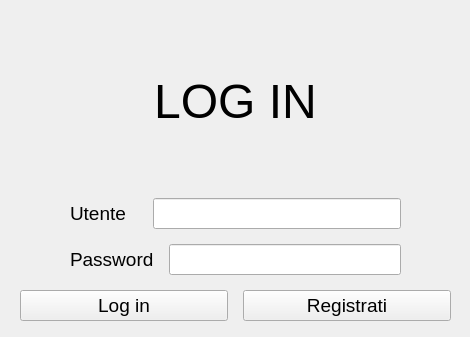
Qt form src/gestore_password/ui/ui_login.ui (fgirlanda/GP2) before a commit.
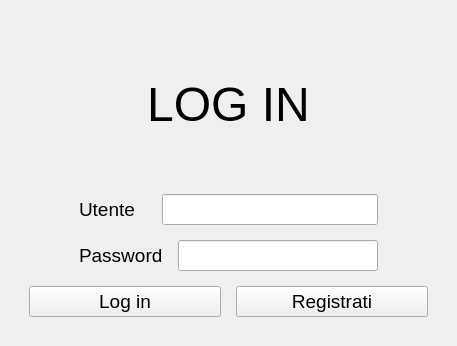
The same form after that commit.

The edit to the form file:
```diff
--- a/src/gestore_password/ui/ui_login.ui
+++ b/src/gestore_password/ui/ui_login.ui
@@ -6,8 +6,8 @@
    <rect>
     <x>0</x>
     <y>0</y>
-    <width>470</width>
-    <height>337</height>
+    <width>457</width>
+    <height>346</height>
    </rect>
   </property>
   <property name="windowTitle">
@@ -17,15 +17,8 @@
    <bool>false</bool>
   </property>
   <widget class="QWidget" name="centralwidget">
-   <widget class="QWidget" name="layoutWidget">
-    <property name="geometry">
-     <rect>
-      <x>0</x>
-      <y>0</y>
-      <width>471</width>
-      <height>341</height>
-     </rect>
-    </property>
+   <layout class="QHBoxLayout" name="horizontalLayout_2">
+    <item>
     <layout class="QVBoxLayout" name="verticalLayout">
      <property name="spacing">
       <number>15</number>
@@ -157,7 +150,8 @@
       </layout>
      </item>
     </layout>
-   </widget>
+    </item>
+   </layout>
   </widget>
  </widget>
  <resources/>
```
Lines whose indentation alone changed are shown as unchanged.
